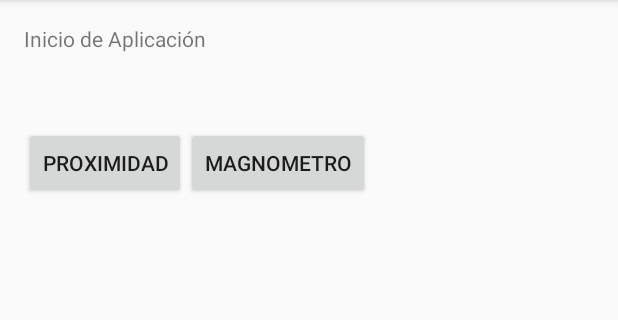
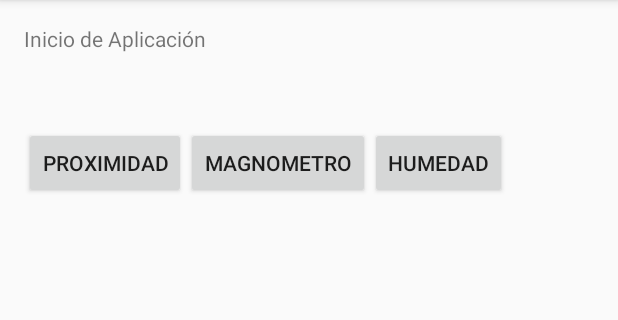
Before and after one commit to MBacallado/Sensores_LDHGrupo3, an Android app: the screen it shows after launch (MainActivity), on a phone screen of 412 x 824 dp, the part 84-404 px from its top. Run offline under Robolectric (Android 15) with nearby library versions, the phone set to English and light mode, and no system bars.

Commit message:
"LDH1-3 Añadido sensor de Humedad, 3º sensor integrado en la aplicacion"

```diff
--- a/app/src/main/AndroidManifest.xml
+++ b/app/src/main/AndroidManifest.xml
@@ -26,6 +26,10 @@
             android:name=".MagnometroActivity"
             android:label="@string/app_name"
             android:theme="@style/AppTheme.NoActionBar" />
+        <activity
+            android:name=".HumedadActivity"
+            android:label="@string/app_name"
+            android:theme="@style/AppTheme.NoActionBar" />
     </application>
 
 </manifest>
--- a/app/src/main/java/com/example/manuelalejandro/sensoresldhgrupo3/MainActivity.java
+++ b/app/src/main/java/com/example/manuelalejandro/sensoresldhgrupo3/MainActivity.java
@@ -14,7 +14,7 @@ import android.widget.Button;
 public class MainActivity extends AppCompatActivity {
     Button botonProximidad;
     Button botonMagnetico;
-
+    Button botonHumedad;
     /**
      * Constructor de la clase Activity,
      * @param savedInstanceState guarda una instancia de la actividad pasada por parametro
@@ -48,6 +48,16 @@ public class MainActivity extends AppCompatActivity {
             }
         });
 
+        /**
+         * Se declara el boton para el sensor humedad
+         */
+        botonHumedad = (Button) findViewById(R.id.button3);
+        botonHumedad.setOnClickListener(new Button.OnClickListener() {
+            @Override
+            public void onClick(View v) {
+                humedad(v);
+            }
+        });
     }
 
     /**
@@ -100,4 +110,9 @@ public class MainActivity extends AppCompatActivity {
         Intent i = new Intent(this, MagnometroActivity.class);
         startActivity(i);
     }
+
+    public void humedad(View view) {
+        Intent i = new Intent(this, HumedadActivity.class);
+        startActivity(i);
+    }
 }
--- a/app/src/main/res/layout/content_main.xml
+++ b/app/src/main/res/layout/content_main.xml
@@ -37,4 +37,13 @@
         android:layout_alignTop="@+id/button"
         android:layout_toEndOf="@+id/button" />
 
+    <Button
+        android:layout_width="wrap_content"
+        android:layout_height="wrap_content"
+        android:text="Humedad"
+        android:id="@+id/button3"
+        android:layout_column="13"
+        android:layout_alignTop="@+id/button2"
+        android:layout_toEndOf="@+id/button2" />
+
 </RelativeLayout>
```
Also changed, not shown: app/src/main/java/com/example/manuelalejandro/sensoresldhgrupo3/HumedadActivity.java (added, +122 -0 lines), app/src/main/res/layout/content_humedad.xml (added, +21 -0 lines), 1 other file.
